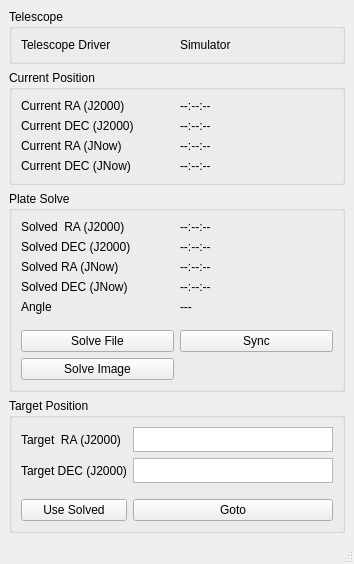
Qt form pyastrometry_qt.ui (PythonAstroimagingSuite/pyastrometry) before a commit.
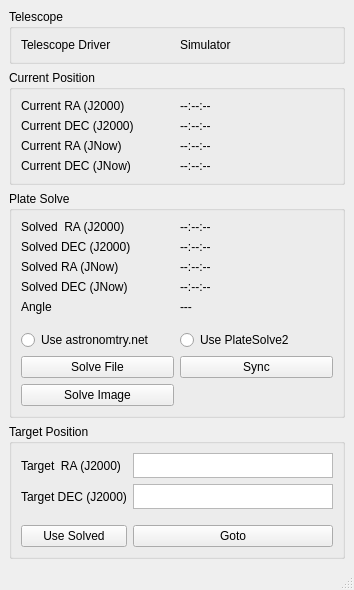
The same form after that commit.

Commit message: added platesolve2 support

```diff
--- a/pyastrometry_qt.ui
+++ b/pyastrometry_qt.ui
@@ -7,7 +7,7 @@
     <x>0</x>
     <y>0</y>
     <width>339</width>
-    <height>556</height>
+    <height>579</height>
    </rect>
   </property>
   <property name="windowTitle">
@@ -109,7 +109,7 @@
        <string>Plate Solve</string>
       </property>
       <layout class="QGridLayout" name="gridLayout_2">
-       <item row="6" column="1">
+       <item row="7" column="1">
         <widget class="QPushButton" name="sync_pos_button">
          <property name="text">
           <string>Sync</string>
@@ -188,27 +188,13 @@
          </property>
         </spacer>
        </item>
-       <item row="7" column="0">
+       <item row="8" column="0">
         <widget class="QPushButton" name="solve_image_button">
          <property name="text">
           <string>Solve Image</string>
          </property>
         </widget>
        </item>
-       <item row="6" column="0">
-        <widget class="QPushButton" name="solve_file_button">
-         <property name="text">
-          <string>Solve File</string>
-         </property>
-        </widget>
-       </item>
-       <item row="4" column="0">
-        <widget class="QLabel" name="label_10">
-         <property name="text">
-          <string>Angle</string>
-         </property>
-        </widget>
-       </item>
        <item row="4" column="1">
         <widget class="QLabel" name="solve_roll_angle_label">
          <property name="text">
@@ -216,6 +202,40 @@
          </property>
         </widget>
        </item>
+       <item row="4" column="0">
+        <widget class="QLabel" name="label_10">
+         <property name="text">
+          <string>Angle</string>
+         </property>
+        </widget>
+       </item>
+       <item row="7" column="0">
+        <widget class="QPushButton" name="solve_file_button">
+         <property name="text">
+          <string>Solve File</string>
+         </property>
+        </widget>
+       </item>
+       <item row="6" column="0">
+        <widget class="QRadioButton" name="use_astrometry_radio_button">
+         <property name="text">
+          <string>Use astronomtry.net</string>
+         </property>
+         <attribute name="buttonGroup">
+          <string notr="true">platesolver_choise_button_group</string>
+         </attribute>
+        </widget>
+       </item>
+       <item row="6" column="1">
+        <widget class="QRadioButton" name="use_platesolve2_radio_button">
+         <property name="text">
+          <string>Use PlateSolve2</string>
+         </property>
+         <attribute name="buttonGroup">
+          <string notr="true">platesolver_choise_button_group</string>
+         </attribute>
+        </widget>
+       </item>
       </layout>
      </widget>
     </item>
```
Left out of the diff: 3 changed lines with no effect on the pictures. The commit also changes 2 other files.
